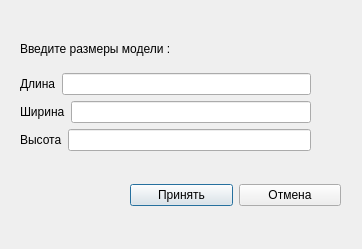
Qt form flyShipment/dialogmodel.ui (Unatart/CGcourceproj) before a commit.
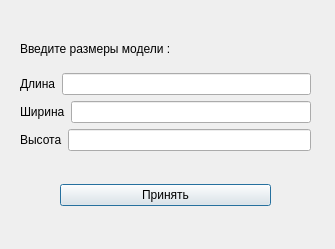
The same form after that commit.

Commit message: - add some decent info buttons. - add delete button for models.

```diff
--- a/flyShipment/dialogmodel.ui
+++ b/flyShipment/dialogmodel.ui
@@ -6,7 +6,7 @@
    <rect>
     <x>0</x>
     <y>0</y>
-    <width>362</width>
+    <width>335</width>
     <height>249</height>
    </rect>
   </property>
@@ -77,7 +77,7 @@
   <widget class="QWidget" name="horizontalLayoutWidget_4">
    <property name="geometry">
     <rect>
-     <x>130</x>
+     <x>60</x>
      <y>160</y>
      <width>211</width>
      <height>71</height>
@@ -91,13 +91,6 @@
       </property>
      </widget>
     </item>
-    <item>
-     <widget class="QPushButton" name="backButton">
-      <property name="text">
-       <string>Отмена</string>
-      </property>
-     </widget>
-    </item>
    </layout>
   </widget>
  </widget>
```
The commit also changes 15 other files.
